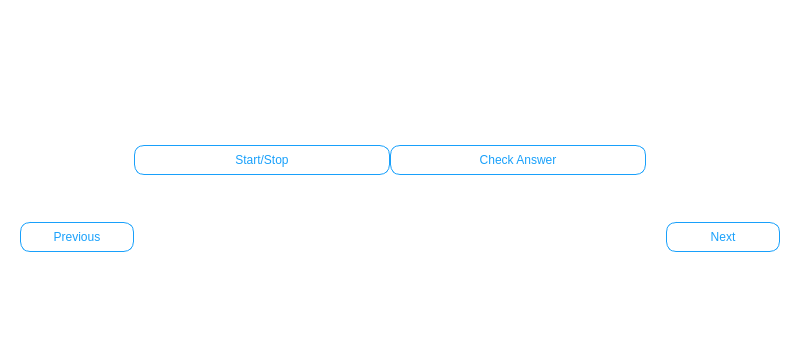
First picture: the form in sight-earAudioQuiz.ui, repository ZachKrol/MusGator, before the edit; both pictures show x 0 to 800 and y 246 to 600 of the 800 by 600 pixel window.
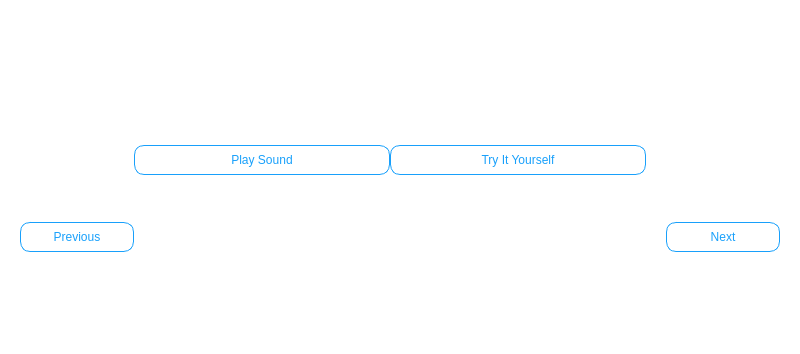
Second picture: the form after the edit. Icons and pictures are not drawn.

Commit message: UI updates while listening for audio on QuizPage 2

Patch:
```diff
--- a/sight-earAudioQuiz.ui
+++ b/sight-earAudioQuiz.ui
@@ -333,7 +333,7 @@
         <item row="4" column="2">
          <widget class="QPushButton" name="answerButton">
           <property name="text">
-           <string>Check Answer</string>
+           <string>Try It Yourself</string>
           </property>
          </widget>
         </item>
@@ -354,7 +354,7 @@
         <item row="4" column="1">
          <widget class="QPushButton" name="startStopButton">
           <property name="text">
-           <string>Start/Stop</string>
+           <string>Play Sound</string>
           </property>
          </widget>
         </item>
```
Left out of the diff: 4 changed lines with no effect on the pictures. The commit also changes 3 other files.
